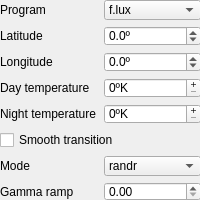
Above: contents/ui/config.ui from simgunz/redshift-plasmoid before the change. Below: the same form after it.
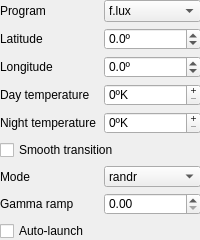
That is the form after the change.

Commit message: Added auto-start support and fixed a bug that made the smooth transition config irrelevant

```diff
--- a/contents/ui/config.ui
+++ b/contents/ui/config.ui
@@ -30,7 +30,7 @@
     <x>0</x>
     <y>0</y>
     <width>200</width>
-    <height>200</height>
+    <height>240</height>
    </rect>
   </property>
   <property name="sizePolicy">
@@ -42,13 +42,13 @@
   <property name="minimumSize">
    <size>
     <width>200</width>
-    <height>200</height>
+    <height>240</height>
    </size>
   </property>
   <property name="maximumSize">
    <size>
     <width>200</width>
-    <height>200</height>
+    <height>240</height>
    </size>
   </property>
   <property name="windowTitle">
@@ -60,7 +60,7 @@
      <x>0</x>
      <y>0</y>
      <width>201</width>
-     <height>201</height>
+     <height>241</height>
     </rect>
    </property>
    <layout class="QGridLayout" name="gridLayout">
@@ -234,6 +234,13 @@
       </property>
      </widget>
     </item>
+    <item row="8" column="0" colspan="2">
+     <widget class="QCheckBox" name="autolaunchCheckBox">
+      <property name="text">
+       <string>Auto-launch</string>
+      </property>
+     </widget>
+    </item>
    </layout>
   </widget>
  </widget>
```
Left out of the diff: 19 changed lines with no effect on the pictures. The commit also changes 3 other files.
